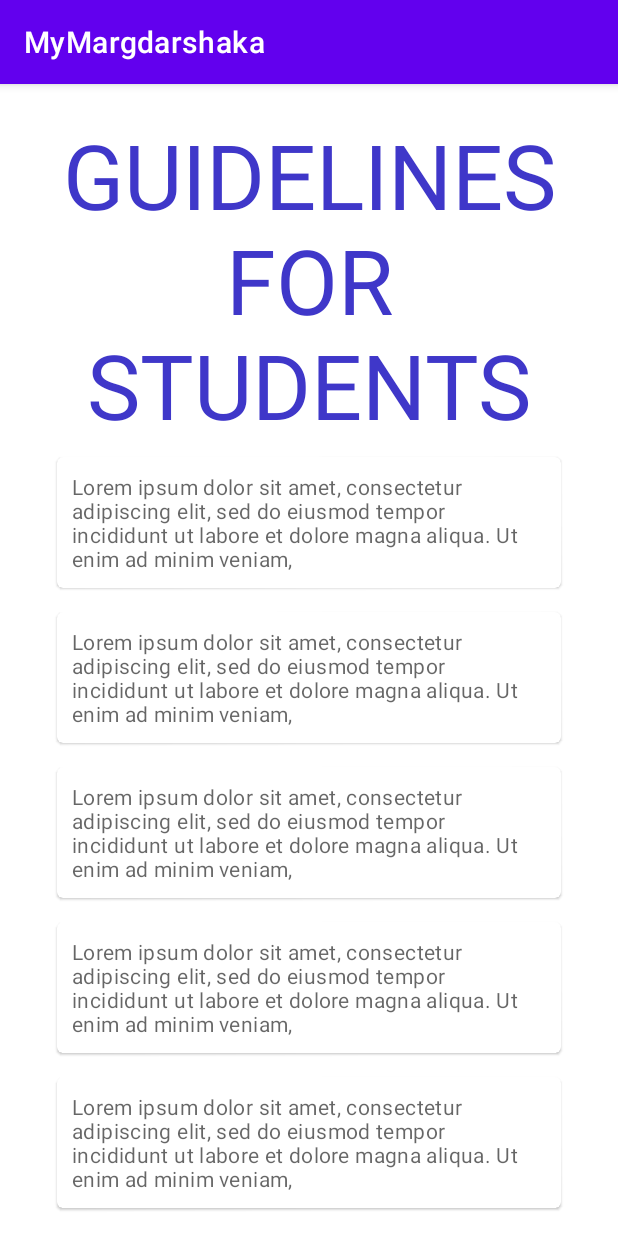
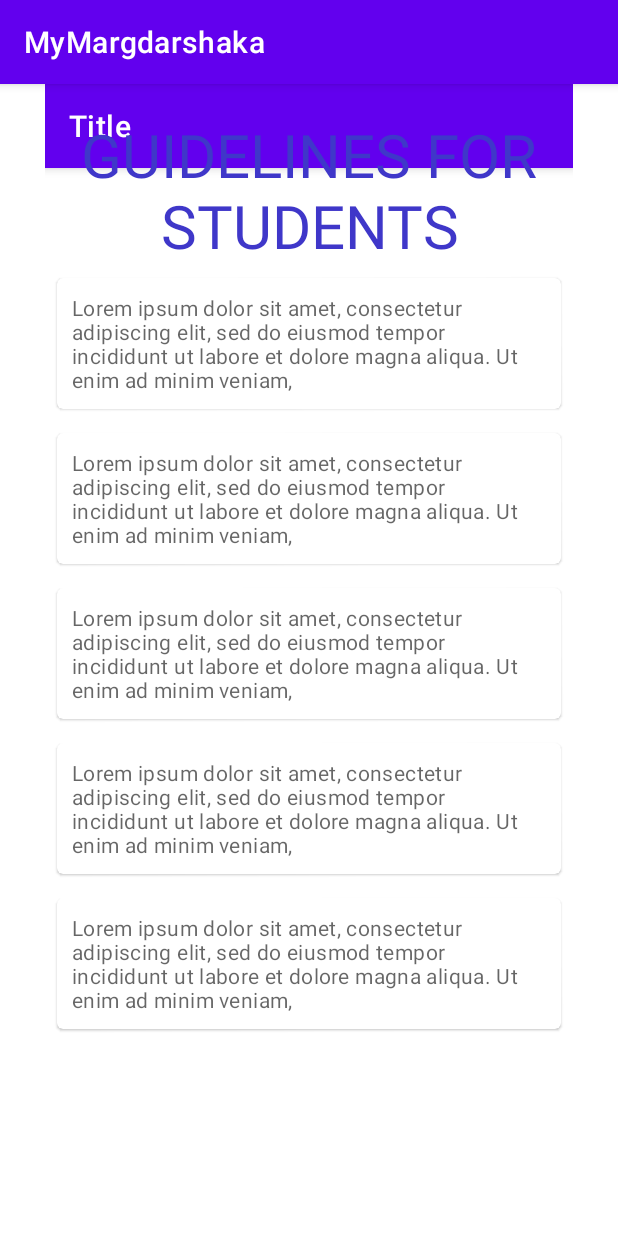
Before and after one commit to debesheedas/MyMargdarshaka, an Android app: the GuidelinesForStudents screen opened directly, with no data from a screen before it, on a phone screen of 412 x 824 dp. Run offline under Robolectric (Android 15) with nearby library versions, the phone set to English and light mode, and no system bars.

Commit message:
temp commit

```diff
--- a/app/src/main/java/com/example/mymargdarshaka/MainActivity.java
+++ b/app/src/main/java/com/example/mymargdarshaka/MainActivity.java
@@ -36,7 +36,7 @@ public class MainActivity extends AppCompatActivity {
             Log.e("type: ",type);
 
             if(type.equals("student")) {
-                i = new Intent(MainActivity.this, Mymentors.class);
+                i = new Intent(MainActivity.this, MyMentors.class);
             }
             else{
                 i = new Intent(MainActivity.this, MyStudents.class);
@@ -57,7 +57,7 @@ public class MainActivity extends AppCompatActivity {
         studentButton.setOnClickListener(new View.OnClickListener() {
             @Override
             public void onClick(View view) {
-                Intent i=new Intent(MainActivity.this,AuthSignupStudents1.class);
+                Intent i=new Intent(MainActivity.this,GuidelinesForStudents.class);
                 i.putExtra("type","student");
                 startActivity(i);
             }
--- a/app/src/main/java/com/example/mymargdarshaka/Mymentors.java
+++ b/app/src/main/java/com/example/mymargdarshaka/MyMentors.java
@@ -15,7 +15,7 @@ import com.google.firebase.database.FirebaseDatabase;
 
 import java.util.ArrayList;
 
-public class Mymentors extends AppCompatActivity {
+public class MyMentors extends AppCompatActivity {
 
     Button logout;
 
@@ -42,7 +42,7 @@ public class Mymentors extends AppCompatActivity {
                 editor.clear();
                 editor.commit();
 
-                Intent i = new Intent(Mymentors.this,MainActivity.class);
+                Intent i = new Intent(MyMentors.this,MainActivity.class);
                 i.setFlags(Intent.FLAG_ACTIVITY_CLEAR_TASK | Intent.FLAG_ACTIVITY_NEW_TASK);
                 startActivity(i);
 
--- a/app/src/main/res/layout/activity_guidelines_for_students.xml
+++ b/app/src/main/res/layout/activity_guidelines_for_students.xml
@@ -1,5 +1,5 @@
 <?xml version="1.0" encoding="utf-8"?>
-<RelativeLayout xmlns:android="http://schemas.android.com/apk/res/android"
+<androidx.constraintlayout.widget.ConstraintLayout xmlns:android="http://schemas.android.com/apk/res/android"
     xmlns:app="http://schemas.android.com/apk/res-auto"
     xmlns:tools="http://schemas.android.com/tools"
     android:layout_width="match_parent"
@@ -7,22 +7,60 @@
     android:layout_marginHorizontal="30dp"
     tools:context=".GuidelinesForStudents">
 
-    <TextView
-        android:id="@+id/text_students_guidelines"
-        android:layout_width="wrap_content"
-        android:layout_height="wrap_content"
-        android:layout_marginTop="20dp"
-        android:text="@string/guidelines_for_students"
-        android:textColor="@color/text"
-        android:textAlignment="center"
-        android:textSize="60sp" />
+    <androidx.coordinatorlayout.widget.CoordinatorLayout
+    android:layout_width="match_parent"
+    android:layout_height="match_parent">
+
+    <com.google.android.material.appbar.AppBarLayout
+        android:layout_width="match_parent"
+        android:layout_height="wrap_content">
+
+        <com.google.android.material.appbar.MaterialToolbar
+            android:id="@+id/topAppBar"
+            android:layout_width="match_parent"
+            android:layout_height="?attr/actionBarSize"
+            app:title="Title"
+            app:menu="@menu/top_app_bar"
+
+            style="@style/Widget.MaterialComponents.Toolbar.Primary"
+            />
+
+    </com.google.android.material.appbar.AppBarLayout>
+
+    <!-- Note: A RecyclerView can also be used -->
+    <androidx.core.widget.NestedScrollView
+        android:layout_width="match_parent"
+        android:layout_height="match_parent"
+        app:layout_behavior="@string/appbar_scrolling_view_behavior">
+
+        <!-- Scrollable content -->
+
+    </androidx.core.widget.NestedScrollView>
+
+</androidx.coordinatorlayout.widget.CoordinatorLayout>
+
+
+
+
+    <ScrollView
+        android:layout_width="match_parent"
+        android:layout_height="match_parent"
+        android:padding="0px" >
 
     <LinearLayout
         android:layout_width="match_parent"
         android:layout_height="wrap_content"
         android:layout_below="@+id/text_students_guidelines"
         android:orientation="vertical">
-
+        <TextView
+            android:id="@+id/text_students_guidelines"
+            android:layout_width="wrap_content"
+            android:layout_height="wrap_content"
+            android:layout_marginTop="20dp"
+            android:text="@string/guidelines_for_students"
+            android:textColor="@color/text"
+            android:textAlignment="center"
+            android:textSize="40sp" />
 
         <com.google.android.material.card.MaterialCardView
             android:layout_width="match_parent"
@@ -104,7 +142,8 @@
 
         </com.google.android.material.card.MaterialCardView>
 
-    </LinearLayout>
+        </LinearLayout>
+    </ScrollView>
 
 
-</RelativeLayout>
+</androidx.constraintlayout.widget.ConstraintLayout>
```
